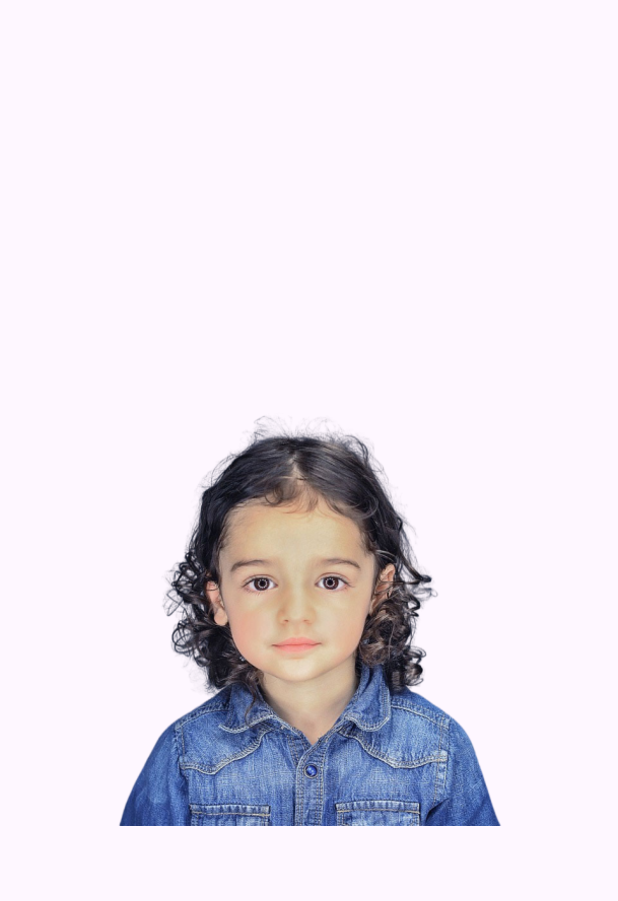
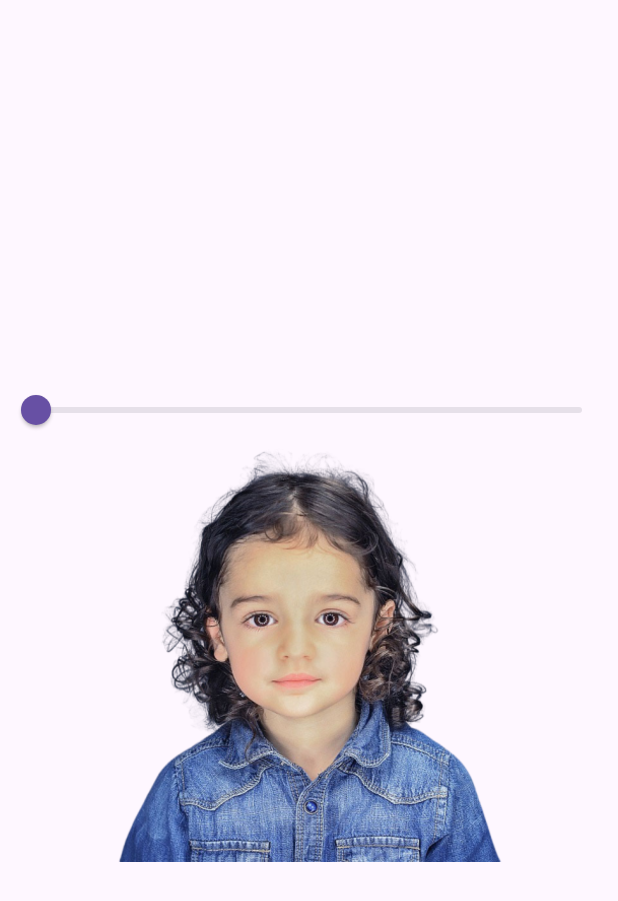
Before and after one commit to thiepcong/hide-part-image, a Flutter app: the screen it shows after launch, on a phone screen of 412 x 824 dp. Shown: the top 901 px of the screen. Run offline on Flutter 3.47's test engine with Material 3 defaults, Android fonts, the phone set to English and light mode, and no system bars; project files that could hold a hidden picture were left out.

Commit message:
update complete

```diff
--- a/lib/main.dart
+++ b/lib/main.dart
@@ -28,7 +28,7 @@
 }
 
 class _EraseRestoreScreenState extends State<EraseRestoreScreen> {
-  double stokeWidth = 20;
+  double stokeWidth = 100;
 
   Future<EraseModel?> _getModel() async {
     final clipBuffer = await rootBundle.load('assets/images/clip.png');
@@ -54,10 +54,7 @@
               if (!snapshot.hasData) return const SizedBox.shrink();
               final data = snapshot.data;
               if (data == null) return const SizedBox.shrink();
-              return EraseRestoreView(
-                model: data,
-                maskColor: const Color.fromARGB(74, 248, 13, 35),
-              );
+              return EraseView(model: data);
             },
           ),
         ],
--- a/lib/src/erase_restore_view.dart
+++ b/lib/src/erase_restore_view.dart
@@ -6,36 +6,24 @@
 import 'paint/image_erase_paint.dart';
 import 'paint/image_paint.dart';
 
-class EraseRestoreView extends StatelessWidget {
+class EraseView extends StatelessWidget {
   final EraseModel model;
-  final Color maskColor;
 
-  const EraseRestoreView({
-    Key? key,
-    required this.model,
-    required this.maskColor,
-  }) : super(key: key);
+  const EraseView({Key? key, required this.model}) : super(key: key);
 
   @override
   Widget build(BuildContext context) {
     return EraseRestoreDataProvider(
-      child: EraseRestoreInheritedView(
-        model: model,
-        maskColor: maskColor,
-      ),
+      child: EraseRestoreInheritedView(model: model),
     );
   }
 }
 
 class EraseRestoreInheritedView extends StatefulWidget {
   final EraseModel model;
-  final Color maskColor;
 
-  const EraseRestoreInheritedView({
-    Key? key,
-    required this.model,
-    required this.maskColor,
-  }) : super(key: key);
+  const EraseRestoreInheritedView({Key? key, required this.model})
+      : super(key: key);
 
   @override
   State<StatefulWidget> createState() => EraseRestoreInheritedViewState();
@@ -52,10 +40,26 @@
     }
   }
 
+  double _ind = 0;
+
   @override
   Widget build(BuildContext context) {
     final eraseRestoreData = EraseRestoreData.of(context);
-    return FittedBox(
+    return Column(
+      children: [
+        Slider(
+          value: _ind,
+          onChanged: (e) {
+            setState(() {
+              _ind = e;
+            });
+            final provider = _getProvider();
+            provider?.updateStokeWidth(e);
+          },
+          min: 0,
+          max: 100,
+        ),
+        FittedBox(
           child: SizedBox(
             width: model.clipImage.width.toDouble(),
             height: model.clipImage.height.toDouble(),
@@ -107,6 +111,8 @@
               ),
             ),
           ),
+        ),
+      ],
     );
   }
 }
```
Lines whose indentation alone changed are shown as unchanged.
